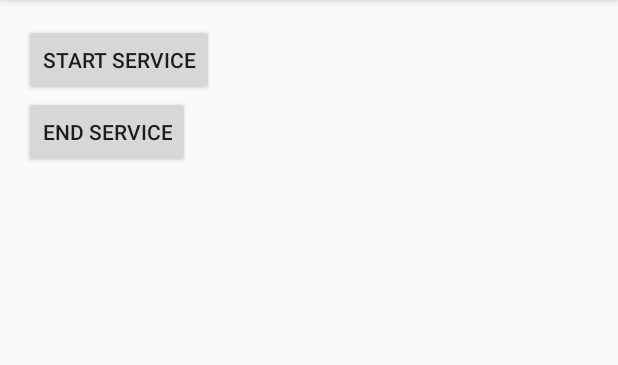
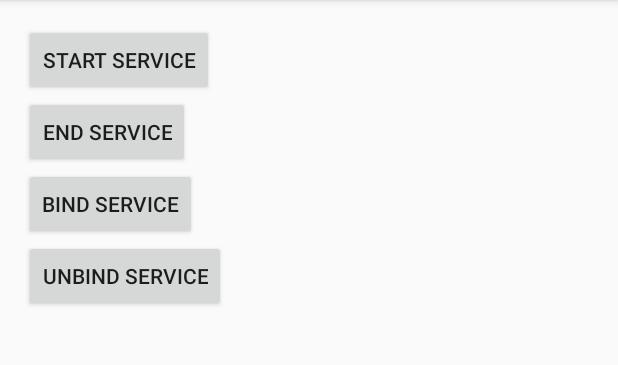
Before and after one commit to asmallkite/ServiceTest, an Android app: the screen it shows after launch (MainActivity), after a tap on "END SERVICE", on a phone screen of 412 x 824 dp, the part 84-449 px from its top. Run offline under Robolectric (Android 15) with nearby library versions, the phone set to English and light mode, and no system bars; our stand-ins replace ButterKnife.

Commit message:
add bind and unbind Service

```diff
--- a/app/src/main/java/com/example/a10648/servicetest/MainActivity.java
+++ b/app/src/main/java/com/example/a10648/servicetest/MainActivity.java
@@ -1,7 +1,10 @@
 package com.example.a10648.servicetest;
 
+import android.content.ComponentName;
 import android.content.Intent;
+import android.content.ServiceConnection;
 import android.os.Bundle;
+import android.os.IBinder;
 import android.support.v7.app.AppCompatActivity;
 import android.view.View;
 import android.widget.Button;
@@ -12,11 +15,30 @@ import butterknife.OnClick;
 
 public class MainActivity extends AppCompatActivity {
 
+
     @BindView(R.id.start_service)
     Button startService;
     @BindView(R.id.end_service)
     Button endService;
+    @BindView(R.id.bind_service)
+    Button bindService;
+    @BindView(R.id.unbind_service)
+    Button unbindService;
 
+    private MyService.DownloadBinder downloadBinder;
+    private ServiceConnection connection = new ServiceConnection() {
+        @Override
+        public void onServiceConnected(ComponentName name, IBinder service) {
+            downloadBinder = (MyService.DownloadBinder)service;
+            downloadBinder.startDownload();
+            downloadBinder.getProgress();
+        }
+
+        @Override
+        public void onServiceDisconnected(ComponentName name) {
+
+        }
+    };
     @Override
     protected void onCreate(Bundle savedInstanceState) {
         super.onCreate(savedInstanceState);
@@ -24,17 +46,25 @@ public class MainActivity extends AppCompatActivity {
         ButterKnife.bind(this);
     }
 
-    @OnClick({R.id.start_service, R.id.end_service})
+
+    @OnClick({R.id.start_service, R.id.end_service, R.id.bind_service, R.id.unbind_service})
     public void onClick(View view) {
         switch (view.getId()) {
             case R.id.start_service:
-                Intent startIntent = new Intent(this,MyService.class);
+                Intent startIntent = new Intent(this, MyService.class);
                 startService(startIntent);
                 break;
             case R.id.end_service:
                 Intent stopService = new Intent(this, MyService.class);
                 stopService(stopService);
                 break;
+            case R.id.bind_service:
+                Intent intent = new Intent(this, MyService.class);
+                bindService(intent,connection, BIND_AUTO_CREATE);
+                break;
+            case R.id.unbind_service:
+                unbindService(connection);
+                break;
         }
     }
 }
--- a/app/src/main/res/layout/activity_main.xml
+++ b/app/src/main/res/layout/activity_main.xml
@@ -1,8 +1,9 @@
 <?xml version="1.0" encoding="utf-8"?>
-<RelativeLayout xmlns:android="http://schemas.android.com/apk/res/android"
+<LinearLayout xmlns:android="http://schemas.android.com/apk/res/android"
     xmlns:tools="http://schemas.android.com/tools"
     android:layout_width="match_parent"
     android:layout_height="match_parent"
+    android:orientation="vertical"
     android:paddingBottom="@dimen/activity_vertical_margin"
     android:paddingLeft="@dimen/activity_horizontal_margin"
     android:paddingRight="@dimen/activity_horizontal_margin"
@@ -16,8 +17,22 @@
       android:text="@string/start_service"/>
     <Button
         android:id="@+id/end_service"
+
+        android:layout_width="wrap_content"
+        android:layout_height="wrap_content"
+        android:text="@string/end_service"/>
+
+    <Button
+        android:id="@+id/bind_service"
         android:layout_below="@id/start_service"
         android:layout_width="wrap_content"
         android:layout_height="wrap_content"
-        android:text="@string/end_service"/>
-</RelativeLayout>
+        android:text="@string/bind_service"/>
+
+    <Button
+        android:id="@+id/unbind_service"
+        android:layout_below="@id/start_service"
+        android:layout_width="wrap_content"
+        android:layout_height="wrap_content"
+        android:text="@string/unbind_service"/>
+</LinearLayout>
--- a/app/src/main/res/values/strings.xml
+++ b/app/src/main/res/values/strings.xml
@@ -2,4 +2,6 @@
     <string name="app_name">ServiceTest</string>
     <string name="start_service">Start Service</string>
     <string name="end_service">End Service</string>
+    <string name="bind_service">Bind Service</string>
+    <string name="unbind_service">UnBind Service</string>
 </resources>
```
Also changed, not shown: app/src/main/java/com/example/a10648/servicetest/MyService.java (+14 -2 lines).
